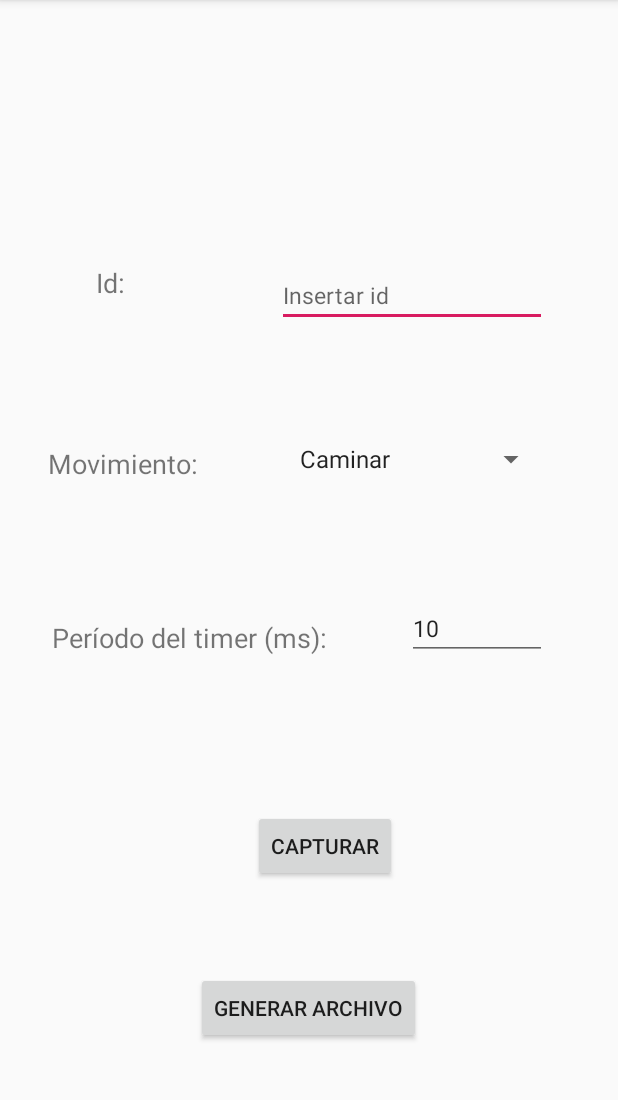
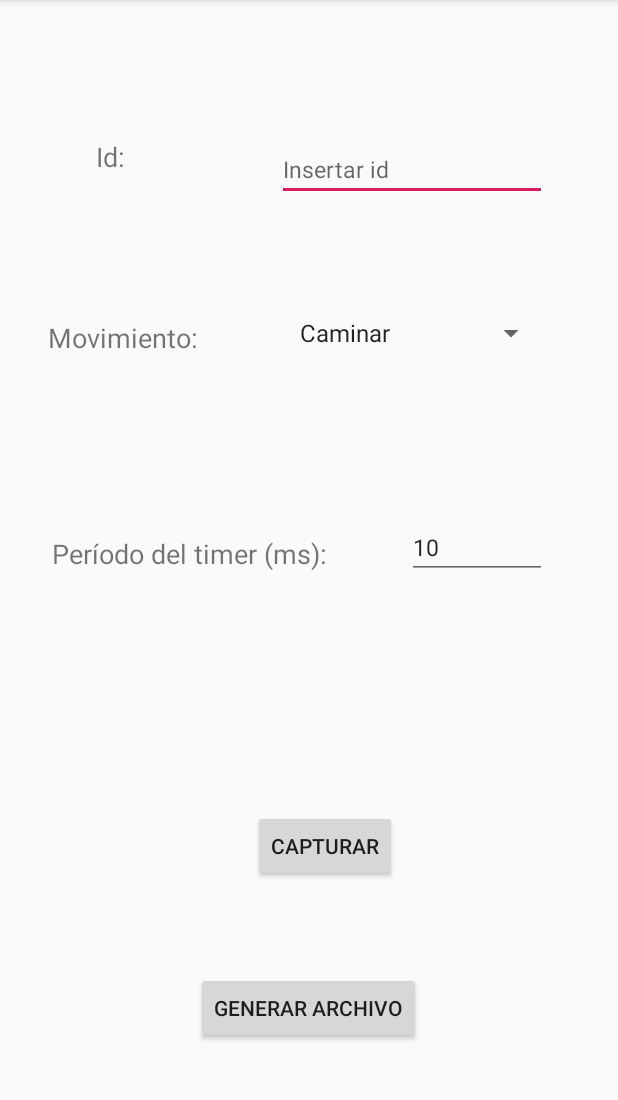
Before and after one commit to CateRios/DeteccionDeCaidas, an Android app: the screen it shows after launch (MainActivity), on a phone screen of 412 x 824 dp, the part 84-1184 px from its top. Run offline under Robolectric (Android 15) with nearby library versions, the phone set to English and light mode, and no system bars; our stand-ins replace Room's generated code; libraries missing offline, so code that uses them is left out: com.ajts.androidmads.

Commit message:
Ajuste de layout

```diff
--- a/app/src/main/res/layout/activity_main.xml
+++ b/app/src/main/res/layout/activity_main.xml
@@ -13,7 +13,7 @@
         android:layout_width="wrap_content"
         android:layout_height="wrap_content"
         android:layout_marginStart="64dp"
-        android:layout_marginTop="176dp"
+        android:layout_marginTop="92dp"
         android:text="Id: "
         android:textSize="18dp"
         app:layout_constraintStart_toStartOf="parent"
@@ -23,7 +23,7 @@
         android:id="@+id/editId"
         android:layout_width="wrap_content"
         android:layout_height="wrap_content"
-        android:layout_marginTop="176dp"
+        android:layout_marginTop="92dp"
         android:ems="10"
         android:hint="Insertar id"
         android:inputType="textPersonName"
```
